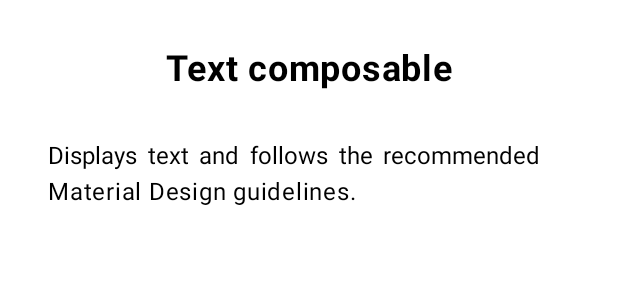
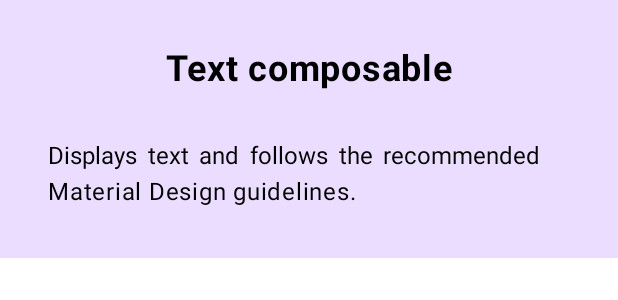
Before and after one commit to faisalmemon/Unit_1_Pathway_3_Compose_Quadrant, an Android app built with Jetpack Compose: the @Preview function GreetingPreview, on a phone screen of 412 x 824 dp. Shown: the top 300 px of the screen. Run offline under Robolectric (Android 15) with nearby library versions, the phone set to English and light mode, and no system bars.

Commit message:
Add color support.

```diff
--- a/app/src/main/java/com/example/compose_quadrant/MainActivity.kt
+++ b/app/src/main/java/com/example/compose_quadrant/MainActivity.kt
@@ -4,7 +4,9 @@ import android.os.Bundle
 import androidx.activity.ComponentActivity
 import androidx.activity.compose.setContent
 import androidx.activity.enableEdgeToEdge
+import androidx.compose.foundation.background
 import androidx.compose.foundation.layout.Column
+import androidx.compose.foundation.layout.Row
 import androidx.compose.foundation.layout.fillMaxSize
 import androidx.compose.foundation.layout.padding
 import androidx.compose.material3.Scaffold
@@ -12,6 +14,8 @@ import androidx.compose.material3.Text
 import androidx.compose.runtime.Composable
 import androidx.compose.ui.Alignment
 import androidx.compose.ui.Modifier
+import androidx.compose.ui.graphics.Color
+import androidx.compose.ui.res.colorResource
 import androidx.compose.ui.res.stringResource
 import androidx.compose.ui.text.font.FontStyle
 import androidx.compose.ui.text.font.FontWeight
@@ -43,7 +47,12 @@ class MainActivity : ComponentActivity() {
 fun ComposeCard(
     title: String,
     longDescription: String,
+    backgroundColor: Color = Color.Green,
     modifier: Modifier = Modifier
+) {
+    Row(
+        modifier = modifier.background(backgroundColor),
+        verticalAlignment = Alignment.CenterVertically,
     ) {
         Column(
             modifier = modifier.padding(16.dp),
@@ -62,6 +71,7 @@ fun ComposeCard(
             )
         }
     }
+}
 
 @Preview(showBackground = true)
 @Composable
@@ -69,7 +79,8 @@ fun GreetingPreview() {
     Compose_QuadrantTheme {
         ComposeCard(
             title = stringResource(id = R.string.text_composable),
-            longDescription = stringResource(id = R.string.text_composable_description)
+            longDescription = stringResource(id = R.string.text_composable_description),
+            backgroundColor = colorResource(id = R.color.first_color)
         )
     }
 }
```
Lines whose indentation alone changed are shown as unchanged.
